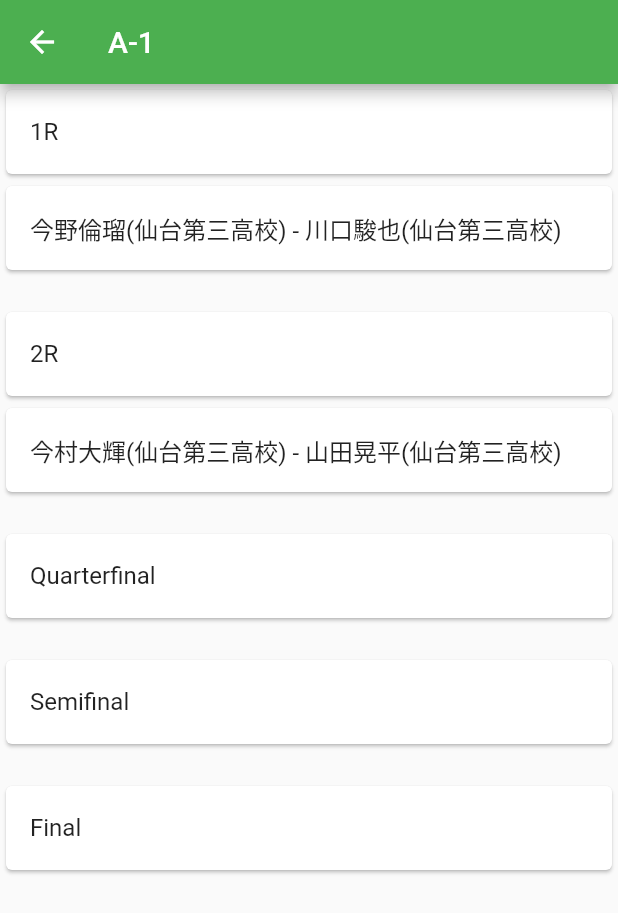
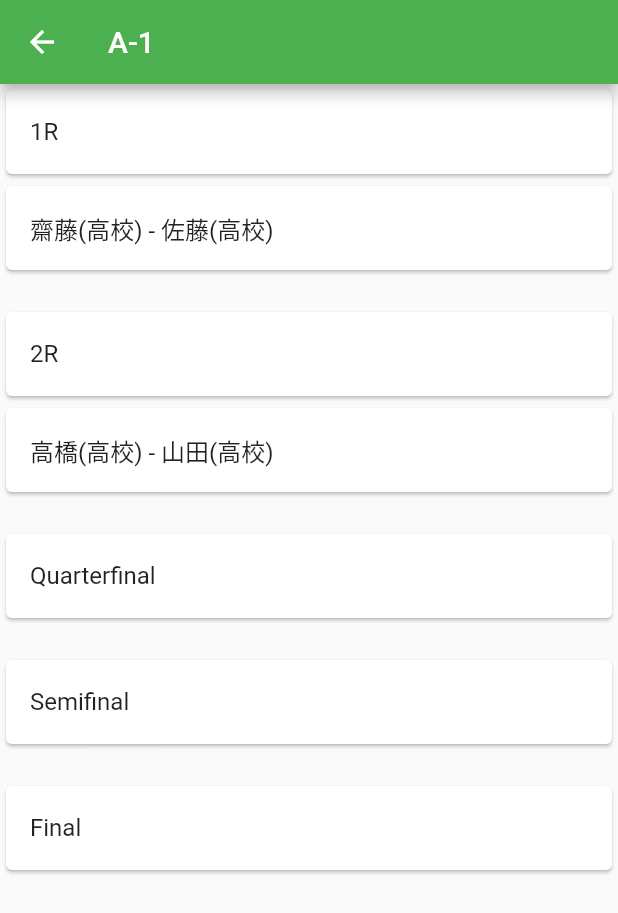
Before and after one commit to sky747/IWTO_flutter, a Flutter app: the Page1 screen opened directly, on a phone screen of 412 x 824 dp. Shown: the top 913 px of the screen. Run offline on Flutter 3.47's test engine with Material 2 defaults, Android fonts, the phone set to English and light mode, and no system bars; our stand-ins replace firebase_core; accounts and stored records are empty.

Commit message:
flutter files

```diff
--- a/lib/Page1.dart
+++ b/lib/Page1.dart
@@ -33,7 +33,7 @@ List<Widget> makeItems() {
     )),
     const Card(
         child: ListTile(
-      title: Text('今野倫瑠(仙台第三高校) - 川口駿也(仙台第三高校)'),
+      title: Text('齋藤(高校) - 佐藤(高校)'),
     )),
     const Padding(padding: EdgeInsets.all(10)),
     const Card(
@@ -42,7 +42,7 @@ List<Widget> makeItems() {
     )),
     const Card(
         child: ListTile(
-      title: Text('今村大輝(仙台第三高校) - 山田晃平(仙台第三高校)'),
+      title: Text('高橋(高校) - 山田(高校)'),
     )),
     const Padding(padding: EdgeInsets.all(10)),
     const Card(
--- a/pubspec.yaml
+++ b/pubspec.yaml
@@ -36,6 +36,7 @@ dependencies:
   # The following adds the Cupertino Icons font to your application.
   # Use with the CupertinoIcons class for iOS style icons.
   cupertino_icons: ^1.0.2
+  firebase_core: ^2.3.0
 
 dev_dependencies:
   flutter_test:
```
Also changed, not shown: pubspec.lock, 11 other files.
